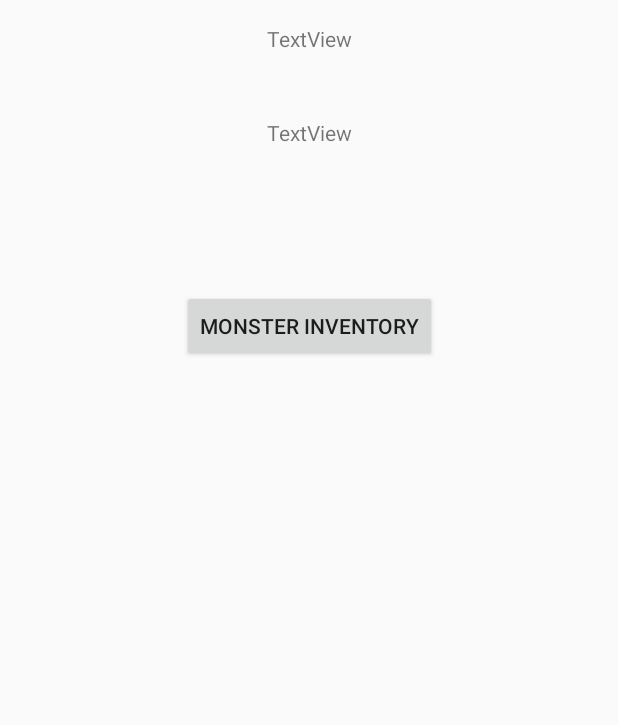
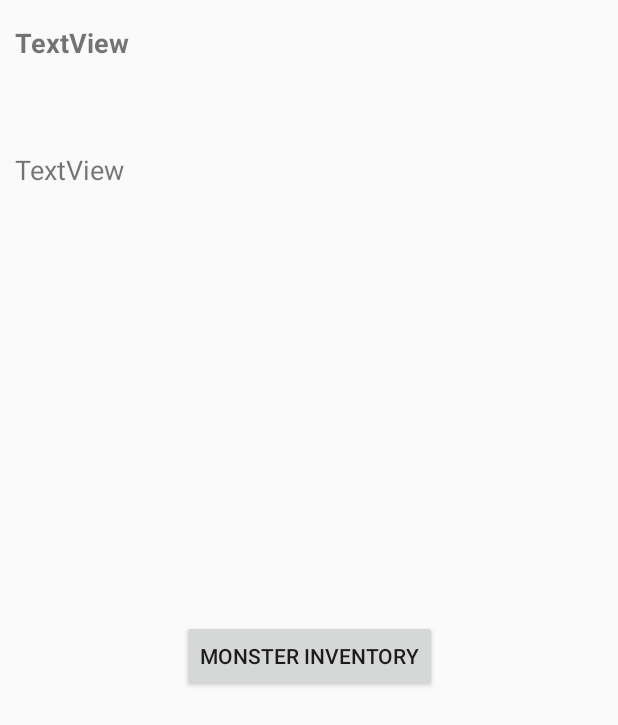
Before and after one commit to Latexi940/AR-Project, an Android app: the ProfileActivity screen opened directly, with no data from a screen before it, on a phone screen of 412 x 824 dp. Shown: the top 725 px of the screen. Run offline under Robolectric (Android 15) with nearby library versions, the phone set to English and light mode, and no system bars; 2 statements that could not run were skipped.

Commit message:
last ui fixes

```diff
--- a/app/src/main/java/com/example/ar_project/MainActivity.kt
+++ b/app/src/main/java/com/example/ar_project/MainActivity.kt
@@ -127,7 +127,7 @@ class MainActivity : AppCompatActivity() {
     private fun createMonsterToView(): Monster {
         val spawner = MonsterSpawner(this)
         val monsterToSpawn = spawner.createMonster(userLocation)
-        testRenderable = spawner.getModel()
+        testRenderable = spawner.getModel(monsterToSpawn)
 
         return monsterToSpawn
     }
--- a/app/src/main/java/com/example/ar_project/ProfileActivity.kt
+++ b/app/src/main/java/com/example/ar_project/ProfileActivity.kt
@@ -22,7 +22,7 @@ class ProfileActivity : AppCompatActivity() {
 
 
          tv_name.text = user!!.name
-        tv_distance_traveled.text =getString(R.string.distance_traveled) + user!!.distanceTravelled.toString()
+        tv_distance_traveled.text =getString(R.string.distance_traveled) +" "+ user!!.distanceTravelled.toString()+ " m"
        monsters_btn.setOnClickListener() {
              val intent = Intent(this, MonsterInventoryActivity::class.java)
           // intent.putExtra("User", user);
--- a/app/src/main/res/layout/activity_display_monster.xml
+++ b/app/src/main/res/layout/activity_display_monster.xml
@@ -16,9 +16,10 @@
         android:id="@+id/spawn_btn"
         android:layout_width="wrap_content"
         android:layout_height="wrap_content"
+        android:layout_marginStart="140dp"
         android:layout_marginTop="400dp"
-        android:layout_marginStart="160dp"
-        android:text="Button" />
+        android:text="@string/button_name"
+        />
 
 
 </FrameLayout>
--- a/app/src/main/res/layout/activity_main.xml
+++ b/app/src/main/res/layout/activity_main.xml
@@ -23,7 +23,7 @@
         android:layout_width="wrap_content"
         android:layout_height="wrap_content"
         android:layout_marginTop= "10dp"
-        android:layout_marginStart="300dp"
+        android:layout_marginStart="80dp"
         app:srcCompat="@drawable/osm_ic_center_map"
         app:layout_constraintStart_toStartOf="parent"
         app:layout_constraintTop_toTopOf="parent" />
--- a/app/src/main/res/layout/activity_profile.xml
+++ b/app/src/main/res/layout/activity_profile.xml
@@ -10,20 +10,21 @@
         android:id="@+id/monsters_btn"
         android:layout_width="wrap_content"
         android:layout_height="wrap_content"
-        android:layout_marginTop="95dp"
+        android:layout_marginTop="288dp"
         android:text="@string/monster_inventory_btn"
         app:layout_constraintEnd_toEndOf="parent"
         app:layout_constraintStart_toStartOf="parent"
-        app:layout_constraintTop_toBottomOf="@+id/tv_distance_traveled"
-        />
+        app:layout_constraintTop_toBottomOf="@+id/tv_distance_traveled" />
 
     <TextView
         android:id="@+id/tv_name"
         android:layout_width="wrap_content"
         android:layout_height="wrap_content"
+        android:layout_marginStart="10dp"
         android:layout_marginTop="16dp"
         android:text="TextView"
-        app:layout_constraintEnd_toEndOf="parent"
+        android:textSize="18sp"
+        android:textStyle="bold"
         app:layout_constraintStart_toStartOf="parent"
         app:layout_constraintTop_toTopOf="parent" />
 
@@ -31,9 +32,10 @@
         android:id="@+id/tv_distance_traveled"
         android:layout_width="wrap_content"
         android:layout_height="wrap_content"
-        android:layout_marginTop="43dp"
+        android:layout_marginStart="10dp"
+        android:layout_marginTop="60dp"
         android:text="TextView"
-        app:layout_constraintEnd_toEndOf="parent"
+        android:textSize="18sp"
         app:layout_constraintStart_toStartOf="parent"
         app:layout_constraintTop_toBottomOf="@+id/tv_name" />
 </androidx.constraintlayout.widget.ConstraintLayout>
--- a/app/src/main/res/values/strings.xml
+++ b/app/src/main/res/values/strings.xml
@@ -1,6 +1,6 @@
 <resources>
     <string name="app_name">AR-Project</string>
-    <string name="button_name">Add model</string>
+    <string name="button_name">Show monster</string>
     <string name="welcome_text1">Welcome to Catch-a-Mon!</string>
     <string name="welcome_text2">Please enter your name:</string>
     <string name="start_button_text">Start your adventure</string>
```
Also changed, not shown: app/src/main/java/com/example/ar_project/DisplayMonsterActivity.kt (+8 -4 lines), app/src/main/java/com/example/ar_project/MonsterSpawner.kt (+7 -7 lines), 1 other file.
